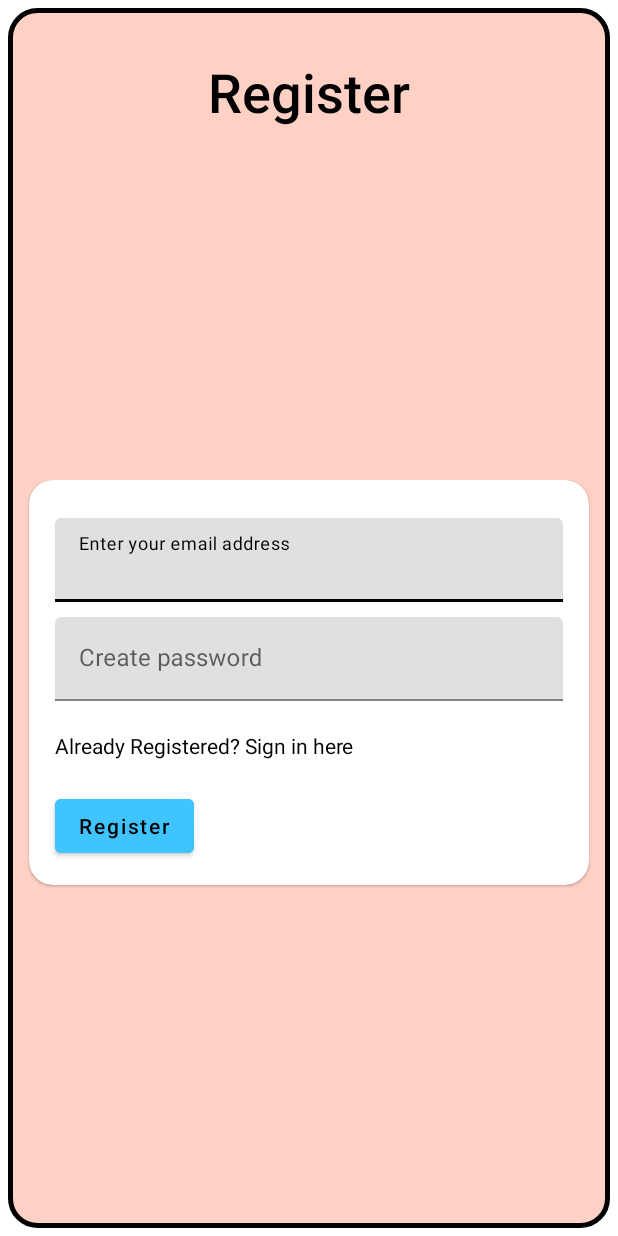
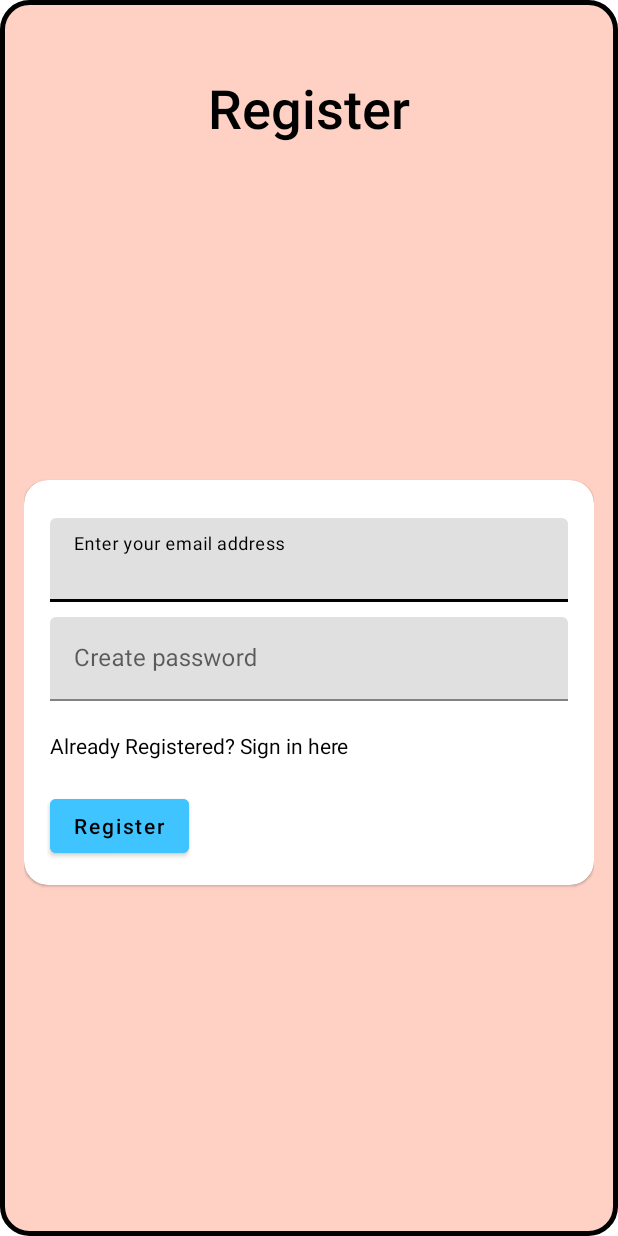
Before and after one commit to itachi-05/Workshops-App, an Android app: the layout layoutregister.xml on its own in the app's theme, with its tools: preview values and no code run, on a phone screen of 412 x 824 dp. Run offline under Robolectric (Android 15) with nearby library versions, the phone set to English and light mode, and no system bars.

Commit message:
ui adaptive to different screens

```diff
--- a/WorkShops/app/src/main/java/com/alpharays/workshops/ui/workshops/WorkshopsFragment.kt
+++ b/WorkShops/app/src/main/java/com/alpharays/workshops/ui/workshops/WorkshopsFragment.kt
@@ -290,7 +290,7 @@ class WorkshopsFragment : Fragment(R.layout.fragmentworkshop) {
                 }
             } else {
                 (activity as MainActivity).showingLoginPage()
-                Snackbar.make(binding.root, "Login to apply", Snackbar.LENGTH_SHORT).show()
+//                Snackbar.make(binding.root, "Login to apply", Snackbar.LENGTH_SHORT).show()
             }
         }
 
--- a/WorkShops/app/src/main/res/layout/layoutlogin.xml
+++ b/WorkShops/app/src/main/res/layout/layoutlogin.xml
@@ -4,8 +4,8 @@
     xmlns:tools="http://schemas.android.com/tools"
     android:layout_width="match_parent"
     android:layout_height="match_parent"
-    android:layout_margin="5dp"
-    android:background="@drawable/bglayout2">
+    android:background="@drawable/bglayout2"
+    android:padding="16dp">
 
     <CheckedTextView
         android:id="@+id/loginPage"
@@ -23,7 +23,7 @@
 
     <com.google.android.material.card.MaterialCardView
         android:id="@+id/cardView"
-        android:layout_width="0dp"
+        android:layout_width="match_parent"
         android:layout_height="wrap_content"
         android:backgroundTint="@color/white"
         android:clickable="true"
--- a/WorkShops/app/src/main/res/layout/layoutregister.xml
+++ b/WorkShops/app/src/main/res/layout/layoutregister.xml
@@ -4,15 +4,8 @@
     xmlns:tools="http://schemas.android.com/tools"
     android:layout_width="match_parent"
     android:layout_height="match_parent"
-    android:layout_margin="5dp"
-    android:background="@drawable/bglayout2">
-
-    <androidx.constraintlayout.widget.Guideline
-        android:id="@+id/guideline"
-        android:layout_width="wrap_content"
-        android:layout_height="wrap_content"
-        android:orientation="horizontal"
-        app:layout_constraintGuide_percent="0.12" />
+    android:background="@drawable/bglayout2"
+    android:padding="16dp">
 
     <CheckedTextView
         android:id="@+id/registerPage"
@@ -30,7 +23,7 @@
 
     <com.google.android.material.card.MaterialCardView
         android:id="@+id/cardView"
-        android:layout_width="0dp"
+        android:layout_width="match_parent"
         android:layout_height="wrap_content"
         android:backgroundTint="@color/white"
         android:clickable="true"
@@ -41,10 +34,6 @@
         app:layout_constraintStart_toStartOf="parent"
         app:layout_constraintTop_toBottomOf="@id/registerPage"
         app:layout_constraintWidth_percent="0.93">
-
-        <ScrollView
-            android:layout_width="match_parent"
-            android:layout_height="match_parent">
 
         <androidx.constraintlayout.widget.ConstraintLayout
             android:layout_width="match_parent"
@@ -137,8 +126,6 @@
 
         </androidx.constraintlayout.widget.ConstraintLayout>
 
-        </ScrollView>
-
     </com.google.android.material.card.MaterialCardView>
 
 </androidx.constraintlayout.widget.ConstraintLayout>
--- a/WorkShops/app/src/main/res/values-night/themes.xml
+++ b/WorkShops/app/src/main/res/values-night/themes.xml
@@ -12,7 +12,7 @@
         <!-- Status bar color. -->
         <item name="android:statusBarColor">#2962FF</item>
         <!-- Customize your theme here. -->
-        <item name="snackbarStyle">@style/custom_snackbar_message_style</item>
+<!--        <item name="snackbarStyle">@style/custom_snackbar_message_style</item>-->
     </style>
 
     <!--    for tab text appearance -->
--- a/WorkShops/app/src/main/res/values/themes.xml
+++ b/WorkShops/app/src/main/res/values/themes.xml
@@ -12,7 +12,7 @@
         <!-- Status bar color. -->
         <item name="android:statusBarColor">#2962FF</item>
         <!-- Customize your theme here. -->
-        <item name="snackbarStyle">@style/custom_snackbar_message_style</item>
+<!--        <item name="snackbarStyle">@style/custom_snackbar_message_style</item>-->
     </style>
 
     <!--    for tab text appearance -->
```
Also changed, not shown: WorkShops/app/src/main/java/com/alpharays/workshops/MainActivity.kt (+43 -10 lines). Lines whose indentation alone changed are shown as unchanged.
